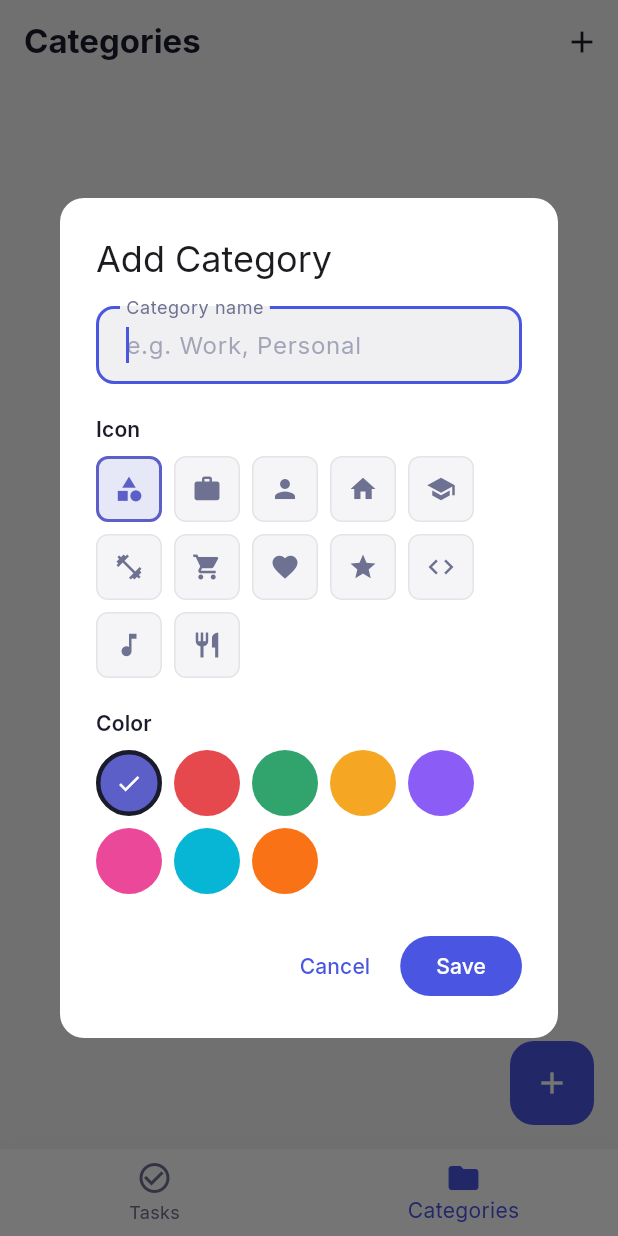
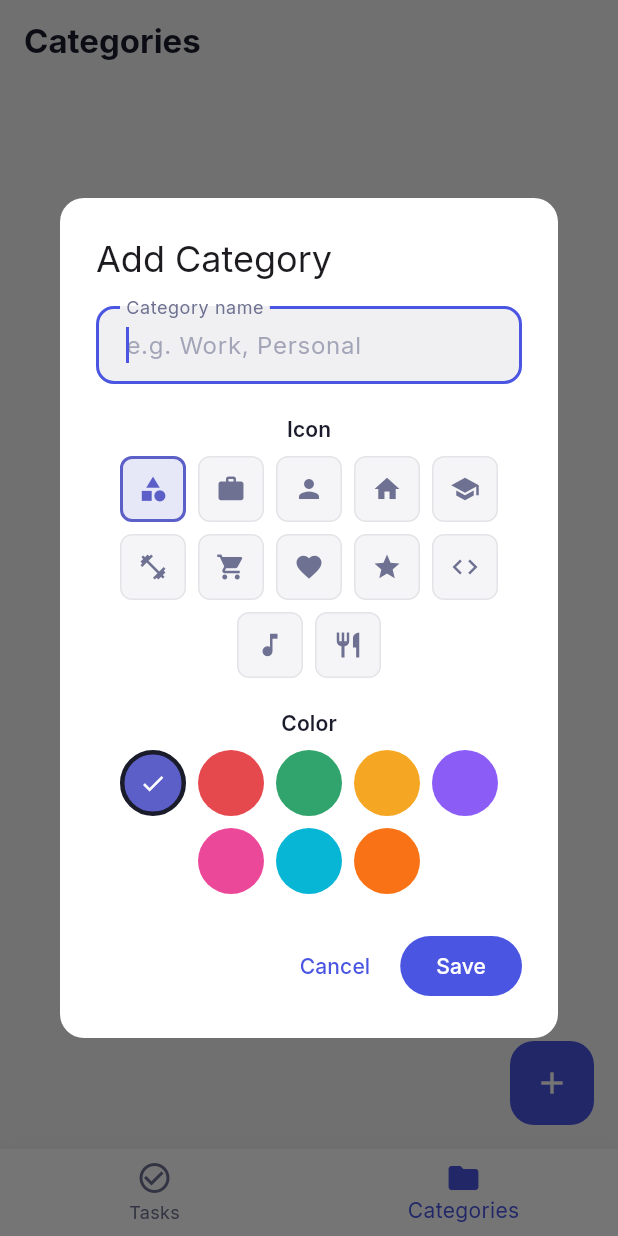
Before and after one commit to mnemosynememoiree/Task_Management_App, a Flutter app: the screen it shows after launch, item 2 of the bottom bar chosen, after a tap on the "add" icon, on a phone screen of 412 x 824 dp. Run offline on Flutter 3.47's test engine with Material 3 defaults, Android fonts, the phone set to English and light mode, and no system bars; our stand-ins replace drift, drift_flutter, flutter_riverpod, flutter_slidable, go_router, google_fonts and 1 more; accounts and stored records are empty; generated files the repository leaves out were written again.

Commit message:
Fix category screen: center dialog content and remove redundant add button
Center icon and color grids in Add Category dialog with WrapAlignment.
Remove duplicate add-category button from AppBar since FAB already
provides the same action.

```diff
--- a/lib/screens/category/category_list_screen.dart
+++ b/lib/screens/category/category_list_screen.dart
@@ -23,12 +23,6 @@ class CategoryListScreen extends ConsumerWidget {
     return Scaffold(
       appBar: AppBar(
         title: const Text(AppStrings.categories),
-        actions: [
-          IconButton(
-            icon: const Icon(Icons.add),
-            onPressed: () => AddCategoryDialog.show(context),
-          ),
-        ],
       ),
       body: categoriesAsync.when(
         data: (categories) {
--- a/lib/screens/category/widgets/add_category_dialog.dart
+++ b/lib/screens/category/widgets/add_category_dialog.dart
@@ -74,9 +74,11 @@ class _AddCategoryDialogState extends ConsumerState<AddCategoryDialog> {
         child: SingleChildScrollView(
           child: Column(
             mainAxisSize: MainAxisSize.min,
-            crossAxisAlignment: CrossAxisAlignment.start,
+            crossAxisAlignment: CrossAxisAlignment.center,
             children: [
-              TextFormField(
+              SizedBox(
+                width: double.infinity,
+                child: TextFormField(
                 controller: _nameController,
                 decoration: const InputDecoration(
                   labelText: AppStrings.categoryName,
@@ -90,7 +92,7 @@ class _AddCategoryDialogState extends ConsumerState<AddCategoryDialog> {
                   }
                   return null;
                 },
-              ),
+              )),
               const SizedBox(height: 20),
               Text(
                 AppStrings.iconLabel,
@@ -100,6 +102,7 @@ class _AddCategoryDialogState extends ConsumerState<AddCategoryDialog> {
               Wrap(
                 spacing: 8,
                 runSpacing: 8,
+                alignment: WrapAlignment.center,
                 children: _presetIcons.map((iconName) {
                   final isSelected = iconName == _selectedIcon;
                   return InkWell(
@@ -143,6 +146,7 @@ class _AddCategoryDialogState extends ConsumerState<AddCategoryDialog> {
               Wrap(
                 spacing: 8,
                 runSpacing: 8,
+                alignment: WrapAlignment.center,
                 children: AppColors.categoryColors.map((color) {
                   final isSelected = color.toARGB32() == _selectedColor;
                   return InkWell(
```
